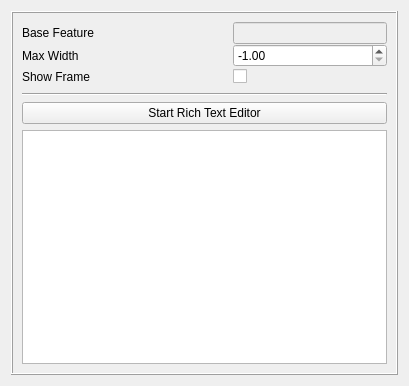
Old version of the form src/Mod/TechDraw/Gui/TaskRichAnno.ui in the repository berndhahnebach/All_FreeCAD.
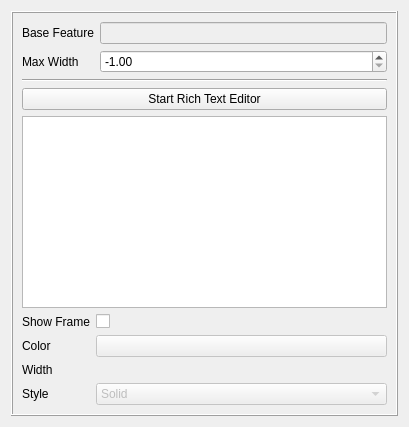
New version of the form. Icons and pictures are not drawn. Custom widgets are drawn as their Qt base class.

Commit message:
[TD] improve RichAnno and LeaderLine dialog
see: https://forum.freecadweb.org/viewtopic.php?f=35&t=42746&p=364126#p364126

Patch:
```diff
--- a/src/Mod/TechDraw/Gui/TaskRichAnno.ui
+++ b/src/Mod/TechDraw/Gui/TaskRichAnno.ui
@@ -7,7 +7,7 @@
     <x>0</x>
     <y>0</y>
     <width>409</width>
-    <height>386</height>
+    <height>419</height>
    </rect>
   </property>
   <property name="sizePolicy">
@@ -29,8 +29,8 @@
    <iconset resource="Resources/TechDraw.qrc">
     <normaloff>:/icons/actions/techdraw-RichTextAnnotation.svg</normaloff>:/icons/actions/techdraw-RichTextAnnotation.svg</iconset>
   </property>
-  <layout class="QVBoxLayout" name="verticalLayout_2">
-   <item>
+  <layout class="QGridLayout" name="gridLayout">
+   <item row="0" column="0">
     <widget class="QFrame" name="frame">
      <property name="sizePolicy">
       <sizepolicy hsizetype="Expanding" vsizetype="Expanding">
@@ -44,102 +44,186 @@
      <property name="frameShadow">
       <enum>QFrame::Raised</enum>
      </property>
-     <layout class="QVBoxLayout" name="verticalLayout_3">
-      <item>
-       <layout class="QVBoxLayout" name="verticalLayout_5">
-        <item>
-         <layout class="QGridLayout" name="gridLayout" rowstretch="0,0,0" columnstretch="3,1,3">
-          <property name="verticalSpacing">
-           <number>0</number>
+     <layout class="QGridLayout" name="gridLayout_2">
+      <item row="0" column="0">
+       <layout class="QFormLayout" name="formLayout">
+        <item row="0" column="0">
+         <widget class="QLabel" name="label">
+          <property name="text">
+           <string>Base Feature</string>
           </property>
-          <item row="1" column="2">
-           <widget class="QDoubleSpinBox" name="dsbMaxWidth">
-            <property name="minimum">
-             <double>-1.000000000000000</double>
-            </property>
-            <property name="value">
-             <double>-1.000000000000000</double>
-            </property>
-           </widget>
-          </item>
-          <item row="1" column="0">
-           <widget class="QLabel" name="label_2">
-            <property name="text">
-             <string>Max Width</string>
-            </property>
-           </widget>
-          </item>
-          <item row="0" column="0">
-           <widget class="QLabel" name="label">
-            <property name="text">
-             <string>Base Feature</string>
-            </property>
-           </widget>
-          </item>
-          <item row="0" column="2">
-           <widget class="QLineEdit" name="leBaseView">
-            <property name="enabled">
-             <bool>false</bool>
-            </property>
-           </widget>
-          </item>
-          <item row="2" column="1">
-           <spacer name="horizontalSpacer">
-            <property name="orientation">
-             <enum>Qt::Horizontal</enum>
-            </property>
-            <property name="sizeHint" stdset="0">
-             <size>
-              <width>40</width>
-              <height>20</height>
-             </size>
-            </property>
-           </spacer>
-          </item>
-          <item row="2" column="2">
-           <widget class="QCheckBox" name="cbShowFrame">
-            <property name="layoutDirection">
-             <enum>Qt::LeftToRight</enum>
-            </property>
-            <property name="text">
-             <string/>
-            </property>
-           </widget>
-          </item>
-          <item row="2" column="0">
-           <widget class="QLabel" name="label_3">
-            <property name="text">
-             <string>Show Frame</string>
-            </property>
-           </widget>
-          </item>
-         </layout>
+         </widget>
         </item>
-        <item>
-         <widget class="Line" name="line">
-          <property name="orientation">
-           <enum>Qt::Horizontal</enum>
+        <item row="0" column="1">
+         <widget class="QLineEdit" name="leBaseView">
+          <property name="enabled">
+           <bool>false</bool>
           </property>
          </widget>
         </item>
-        <item>
-         <widget class="QPushButton" name="pbEditor">
+        <item row="1" column="0">
+         <widget class="QLabel" name="label_2">
+          <property name="text">
+           <string>Max Width</string>
+          </property>
+         </widget>
+        </item>
+        <item row="1" column="1">
+         <widget class="QDoubleSpinBox" name="dsbMaxWidth">
+          <property name="toolTip">
+           <string>Maximal width, if -1 then automatic width</string>
+          </property>
+          <property name="minimum">
+           <double>-1.000000000000000</double>
+          </property>
+          <property name="value">
+           <double>-1.000000000000000</double>
+          </property>
+         </widget>
+        </item>
+       </layout>
+      </item>
+      <item row="1" column="0">
+       <widget class="Line" name="line">
+        <property name="orientation">
+         <enum>Qt::Horizontal</enum>
+        </property>
+       </widget>
+      </item>
+      <item row="2" column="0">
+       <widget class="QPushButton" name="pbEditor">
+        <property name="enabled">
+         <bool>true</bool>
+        </property>
+        <property name="text">
+         <string>Start Rich Text Editor</string>
+        </property>
+       </widget>
+      </item>
+      <item row="3" column="0">
+       <widget class="QTextEdit" name="teAnnoText">
+        <property name="sizePolicy">
+         <sizepolicy hsizetype="Expanding" vsizetype="Minimum">
+          <horstretch>0</horstretch>
+          <verstretch>0</verstretch>
+         </sizepolicy>
+        </property>
+       </widget>
+      </item>
+      <item row="4" column="0">
+       <layout class="QFormLayout" name="formLayout_2">
+        <item row="0" column="0">
+         <widget class="QLabel" name="label_3">
+          <property name="text">
+           <string>Show Frame</string>
+          </property>
+         </widget>
+        </item>
+        <item row="0" column="1">
+         <widget class="QCheckBox" name="cbShowFrame">
+          <property name="layoutDirection">
+           <enum>Qt::LeftToRight</enum>
+          </property>
+          <property name="text">
+           <string/>
+          </property>
+         </widget>
+        </item>
+        <item row="1" column="0">
+         <widget class="QLabel" name="label_4">
+          <property name="text">
+           <string>Color</string>
+          </property>
+         </widget>
+        </item>
+        <item row="1" column="1">
+         <widget class="Gui::ColorButton" name="cpFrameColor">
           <property name="enabled">
-           <bool>true</bool>
+           <bool>false</bool>
           </property>
+          <property name="toolTip">
+           <string>Line color</string>
+          </property>
+          <property name="color" stdset="0">
+           <color>
+            <red>0</red>
+            <green>0</green>
+            <blue>0</blue>
+           </color>
+          </property>
+         </widget>
+        </item>
+        <item row="2" column="0">
+         <widget class="QLabel" name="label_5">
           <property name="text">
-           <string>Start Rich Text Editor</string>
+           <string>Width</string>
           </property>
          </widget>
         </item>
-        <item>
-         <widget class="QTextEdit" name="teAnnoText">
-          <property name="sizePolicy">
-           <sizepolicy hsizetype="Expanding" vsizetype="Minimum">
-            <horstretch>0</horstretch>
-            <verstretch>0</verstretch>
-           </sizepolicy>
+        <item row="2" column="1">
+         <widget class="Gui::QuantitySpinBox" name="dsbWidth" native="true">
+          <property name="enabled">
+           <bool>false</bool>
           </property>
+          <property name="toolTip">
+           <string>Line width</string>
+          </property>
+          <property name="singleStep" stdset="0">
+           <double>0.100000000000000</double>
+          </property>
+          <property name="value" stdset="0">
+           <double>0.500000000000000</double>
+          </property>
+         </widget>
+        </item>
+        <item row="3" column="0">
+         <widget class="QLabel" name="label_6">
+          <property name="text">
+           <string>Style</string>
+          </property>
+         </widget>
+        </item>
+        <item row="3" column="1">
+         <widget class="QComboBox" name="cFrameStyle">
+          <property name="enabled">
+           <bool>false</bool>
+          </property>
+          <property name="toolTip">
+           <string>Line style</string>
+          </property>
+          <property name="currentIndex">
+           <number>1</number>
+          </property>
+          <item>
+           <property name="text">
+            <string>NoLine</string>
+           </property>
+          </item>
+          <item>
+           <property name="text">
+            <string>Solid</string>
+           </property>
+          </item>
+          <item>
+           <property name="text">
+            <string>Dash</string>
+           </property>
+          </item>
+          <item>
+           <property name="text">
+            <string>Dot</string>
+           </property>
+          </item>
+          <item>
+           <property name="text">
+            <string>DashDot</string>
+           </property>
+          </item>
+          <item>
+           <property name="text">
+            <string>DashDotDot</string>
+           </property>
+          </item>
          </widget>
         </item>
        </layout>
@@ -149,6 +233,18 @@
    </item>
   </layout>
  </widget>
+ <customwidgets>
+  <customwidget>
+   <class>Gui::ColorButton</class>
+   <extends>QPushButton</extends>
+   <header>Gui/Widgets.h</header>
+  </customwidget>
+  <customwidget>
+   <class>Gui::QuantitySpinBox</class>
+   <extends>QWidget</extends>
+   <header>Gui/QuantitySpinBox.h</header>
+  </customwidget>
+ </customwidgets>
  <resources>
   <include location="Resources/TechDraw.qrc"/>
  </resources>
```
Left out of the diff: 51 changed lines with no effect on the pictures. The commit also changes 3 other files.
